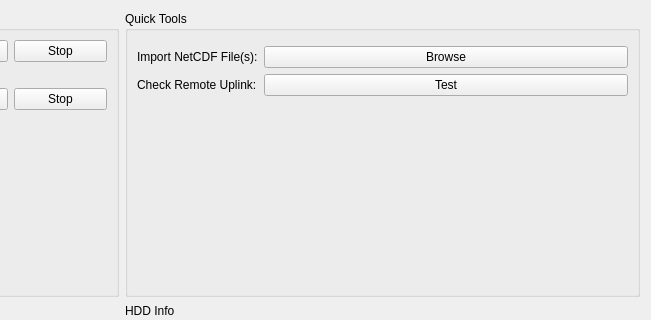
This is app/widgetdashboard.ui in DFO-Ocean-Navigator/Navigator2Go as Qt 5 draws it before an edit; both pictures show x 408 to 1059 and y 0 to 320 of the 1059 by 599 pixel window. The edited form follows.
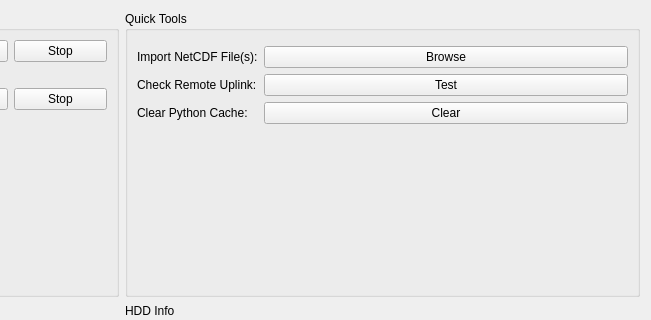
This is the edited form. Icons and pictures are not drawn.

Commit message: Added Dashboard button to clear python cache.

Diff of the .ui file:
```diff
--- a/app/widgetdashboard.ui
+++ b/app/widgetdashboard.ui
@@ -209,6 +209,23 @@
         </property>
        </widget>
       </item>
+      <item row="4" column="0">
+       <widget class="QLabel" name="label_6">
+        <property name="text">
+         <string>Clear Python Cache:</string>
+        </property>
+       </widget>
+      </item>
+      <item row="4" column="1">
+       <widget class="QPushButton" name="pushButtonClearPythonCache">
+        <property name="toolTip">
+         <string>&lt;html&gt;&lt;head/&gt;&lt;body&gt;&lt;p&gt;Clears the Ocean Navigator python cache. This is useful for when you add new data to a dataset that overlaps in time with other data (like GIOPS Forecast).&lt;/p&gt;&lt;/body&gt;&lt;/html&gt;</string>
+        </property>
+        <property name="text">
+         <string>Clear</string>
+        </property>
+       </widget>
+      </item>
      </layout>
     </widget>
    </item>
```
The commit also changes 2 other files.
